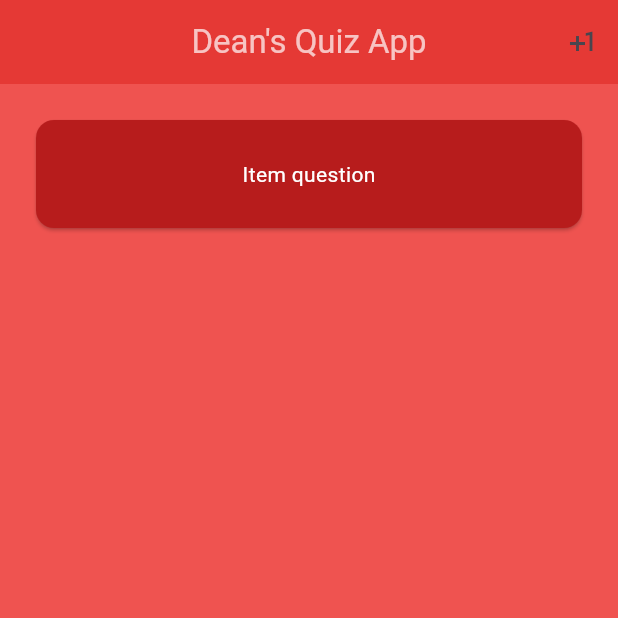
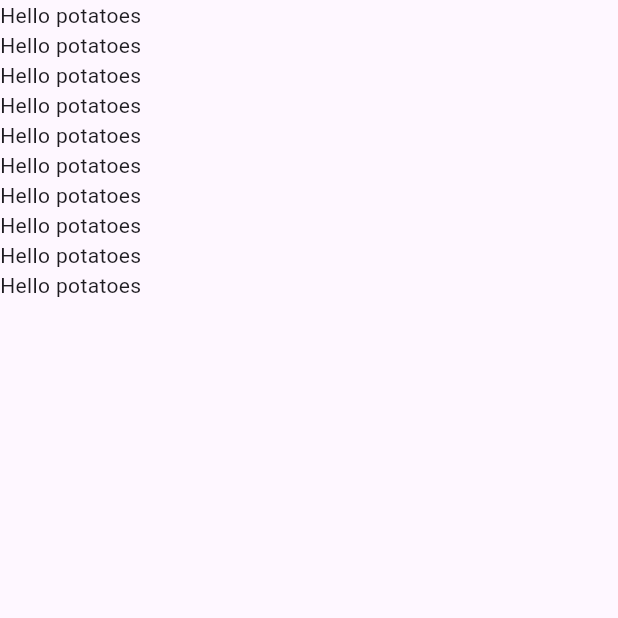
Before and after one commit to De4nWhit3/flutter_task14, a Flutter app: the screen it shows after launch, on a phone screen of 412 x 824 dp, the top half of it. Run offline on Flutter 3.47's test engine with Material 2 defaults, Android fonts, the phone set to English and light mode, and no system bars; our stand-ins replace flutter_staggered_animations.

```diff
--- a/lib/list_model.dart
+++ /dev/null
@@ -1,24 +0,0 @@
-import 'package:flutter/material.dart';
-
-class ListModel<E> {
-  final GlobalKey<AnimatedListState> listKey;
-  final List<E> _items;
-
-  ListModel({
-    required this.listKey,
-    Iterable<E>? initialItems,
-  }) : _items = List<E>.from(initialItems ?? <E>[]);
-
-  AnimatedListState? get _animatedList => listKey.currentState;
-
-  void insert(int index, E item) {
-    _items.insert(index, item);
-    _animatedList!.insertItem(index);
-  }
-
-  int get length => _items.length;
-
-  E operator [](int index) => _items[index];
-
-  int indexOf(E item) => _items.indexOf(item);
-}
--- a/lib/main.dart
+++ b/lib/main.dart
@@ -1,8 +1,5 @@
+import 'package:flutter_staggered_animations/flutter_staggered_animations.dart';
 import 'package:flutter/material.dart';
-
-import 'list_model.dart';
-import 'question.dart';
-import 'widgets/card_item.dart';
 
 void main() {
   runApp(const MyApp());
@@ -16,7 +13,6 @@ class MyApp extends StatelessWidget {
     return MaterialApp(
       title: 'Flutter Demo',
       theme: ThemeData(
-        colorScheme: ColorScheme.fromSeed(seedColor: Colors.deepPurple),
         useMaterial3: true,
       ),
       home: const MyHomePage(),
@@ -32,68 +28,31 @@ class MyHomePage extends StatefulWidget {
 }
 
 class _MyHomePageState extends State<MyHomePage> {
-  final GlobalKey<AnimatedListState> _listKey = GlobalKey<AnimatedListState>();
-  late ListModel<Question> _list;
-  Question? _selectedItem;
-  late Question _nextItem;
   @override
   void initState() {
     super.initState();
-    _list = ListModel<Question>(listKey: _listKey, initialItems: <Question>[
-      Question(
-          answer: 'answer',
-          hints: ['hints'],
-          question: 'question',
-          category: 'category'),
-    ]);
-    _nextItem = Question(
-        answer: 'answer',
-        hints: ['hints'],
-        question: 'question',
-        category: 'category');
-  }
-
-  Widget _buildItem(
-      BuildContext context, int index, Animation<double> animation) {
-    return CardItem(
-      animation: animation,
-      item: _list[index],
-      selected: _selectedItem == _list[index],
-    );
-  }
-
-  void _insert() {
-    final int index =
-        _selectedItem == null ? _list.length : _list.indexOf(_selectedItem!);
-    _list.insert(index, _list[0]);
+    // initialize list
   }
 
   @override
   Widget build(BuildContext context) {
     return Scaffold(
-      backgroundColor: Colors.red.shade400,
-      appBar: AppBar(
-        backgroundColor: Colors.red.shade600,
-        centerTitle: true,
-        title: Text(
-          'Dean\'s Quiz App',
-          style: TextStyle(
-            color: Colors.white.withOpacity(.7),
-          ),
+      body: AnimationLimiter(
+        child: ListView.builder(
+          itemCount: 10,
+          itemBuilder: (BuildContext context, int index) {
+            return AnimationConfiguration.staggeredList(
+              position: index,
+              duration: const Duration(seconds: 1),
+              child: const SlideAnimation(
+                verticalOffset: 50.0,
+                child: FadeInAnimation(
+                  child: Text('Hello potatoes'),
+                ),
+              ),
+            );
+          },
         ),
-        actions: [
-          IconButton(
-            onPressed: _insert,
-            icon: const Icon(Icons.plus_one),
-          ),
-        ],
-      ),
-      body: Padding(
-        padding: const EdgeInsets.all(10),
-        child: AnimatedList(
-            key: _listKey,
-            initialItemCount: _list.length,
-            itemBuilder: _buildItem),
       ),
     );
   }
--- a/lib/widgets/card_item.dart
+++ /dev/null
@@ -1,48 +0,0 @@
-import 'package:flutter/material.dart';
-
-import '../question.dart';
-
-class CardItem extends StatelessWidget {
-  final Animation<double> animation;
-  final Question item;
-  final bool selected;
-  const CardItem({
-    super.key,
-    this.selected = false,
-    required this.animation,
-    required this.item,
-  });
-
-  @override
-  Widget build(BuildContext context) {
-    Color selectedColor = Colors.white;
-
-    if (selected) {
-      selectedColor = Colors.greenAccent;
-    }
-    return Padding(
-      padding: const EdgeInsets.all(10.0),
-      child: SizeTransition(
-        sizeFactor: animation,
-        child: GestureDetector(
-          behavior: HitTestBehavior.opaque,
-          onTap: () {},
-          child: SizedBox(
-            height: 80,
-            child: Card(
-              color: Colors.red.shade900,
-              child: Center(
-                child: Text(
-                  'Item ${item.question}',
-                  style: TextStyle(
-                    color: selectedColor,
-                  ),
-                ),
-              ),
-            ),
-          ),
-        ),
-      ),
-    );
-  }
-}
--- a/pubspec.yaml
+++ b/pubspec.yaml
@@ -30,6 +30,7 @@ environment:
 dependencies:
   flutter:
     sdk: flutter
+  flutter_staggered_animations: ^1.0.0
 
 
   # The following adds the Cupertino Icons font to your application.
```
Also changed, not shown: pubspec.lock.
